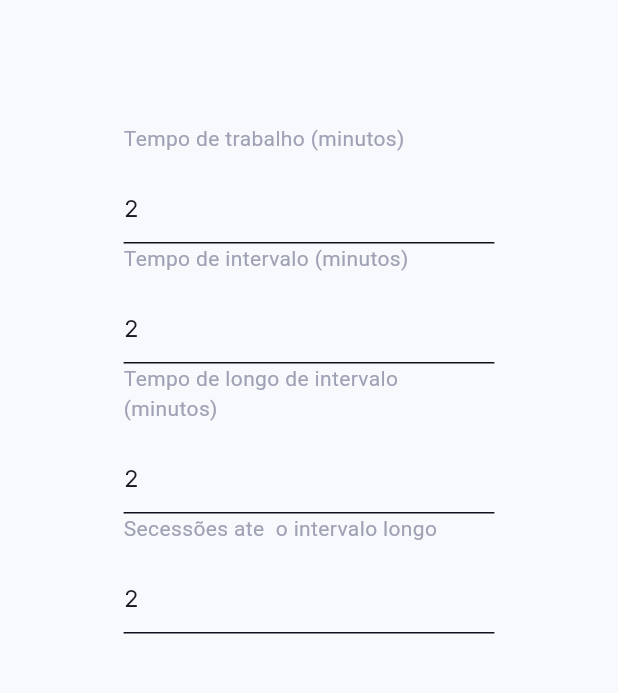
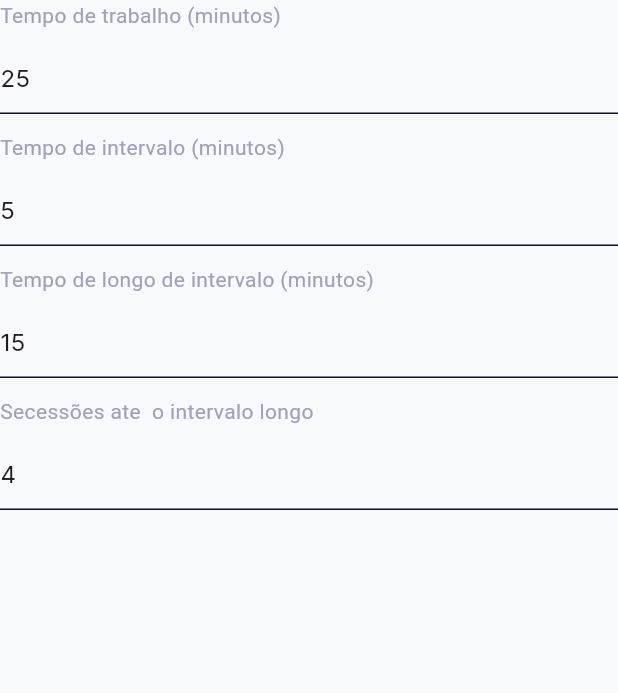
Before and after one commit to rodsilvavieira2/flow_focus, a Flutter app: the SettingsScreen screen opened directly, on a phone screen of 412 x 824 dp, the part 84-777 px from its top. Run offline on Flutter 3.47's test engine with Material 3 defaults, Android fonts, the phone set to English and light mode, and no system bars; our stand-ins replace google_fonts.

Commit message:
Update default settings values and improve input handling in SettingsForm

```diff
--- a/lib/screens/settings.dart
+++ b/lib/screens/settings.dart
@@ -7,7 +7,7 @@ class SettingsScreen extends StatelessWidget {
   Widget build(BuildContext context) {
     return Scaffold(
       appBar: AppBar(title: const Text('FocusFlow')),
-      body: Center(child: SettingsForm()),
+      body: SettingsForm(),
     );
   }
 }
@@ -22,10 +22,10 @@ class SettingsForm extends StatefulWidget {
 }
 
 class _SettingsFormState extends State<SettingsForm> {
-  int _workTime = 2;
-  int _shortBreakTime = 2;
-  int _longBreakTime = 2;
-  int _sessionUntilLongBreak = 2;
+  int _workTime = 25;
+  int _shortBreakTime = 5;
+  int _longBreakTime = 15;
+  int _sessionUntilLongBreak = 4;
 
   late TextEditingController _workTimeValueController;
   late TextEditingController _shortBreakTimeController;
@@ -65,11 +65,9 @@ class _SettingsFormState extends State<SettingsForm> {
 
   @override
   Widget build(BuildContext context) {
-    var padding = MediaQuery.of(context).size.width * 0.20;
+    // var padding = MediaQuery.of(context).size.width * 0.20;
 
-    return Padding(
-      padding: EdgeInsets.all(padding),
-      child: Column(
+    return Column(
       children: [
         _buildNumberInput(
           label: "Tempo de trabalho (minutos)",
@@ -81,37 +79,42 @@ class _SettingsFormState extends State<SettingsForm> {
           },
         ),
 
+        const SizedBox(height: 12),
+
         _buildNumberInput(
           label: "Tempo de intervalo (minutos)",
           controller: _shortBreakTimeController,
           onChanged: (value) {
             setState(() {
-                _workTime = value;
+              _shortBreakTime = value;
             });
           },
         ),
+
+        const SizedBox(height: 12),
 
         _buildNumberInput(
           label: "Tempo de longo de intervalo (minutos)",
           controller: _longBreakTimeController,
           onChanged: (value) {
             setState(() {
-                _workTime = value;
+              _longBreakTime = value;
             });
           },
         ),
 
+        const SizedBox(height: 12),
+
         _buildNumberInput(
           label: "Secessões ate  o intervalo longo",
-            controller: _longBreakTimeController,
+          controller: _sessionUntilLongBreakController,
           onChanged: (value) {
             setState(() {
-                _workTime = value;
+              _sessionUntilLongBreak = value;
             });
           },
         ),
       ],
-      ),
     );
   }
 
@@ -124,7 +127,7 @@ class _SettingsFormState extends State<SettingsForm> {
       crossAxisAlignment: CrossAxisAlignment.start,
       children: [
         Text(label),
-        const SizedBox(height: 12),
+        const SizedBox(height: 8),
         TextField(
           controller: controller,
           onChanged: (value) {
```
Lines whose indentation alone changed are shown as unchanged.
